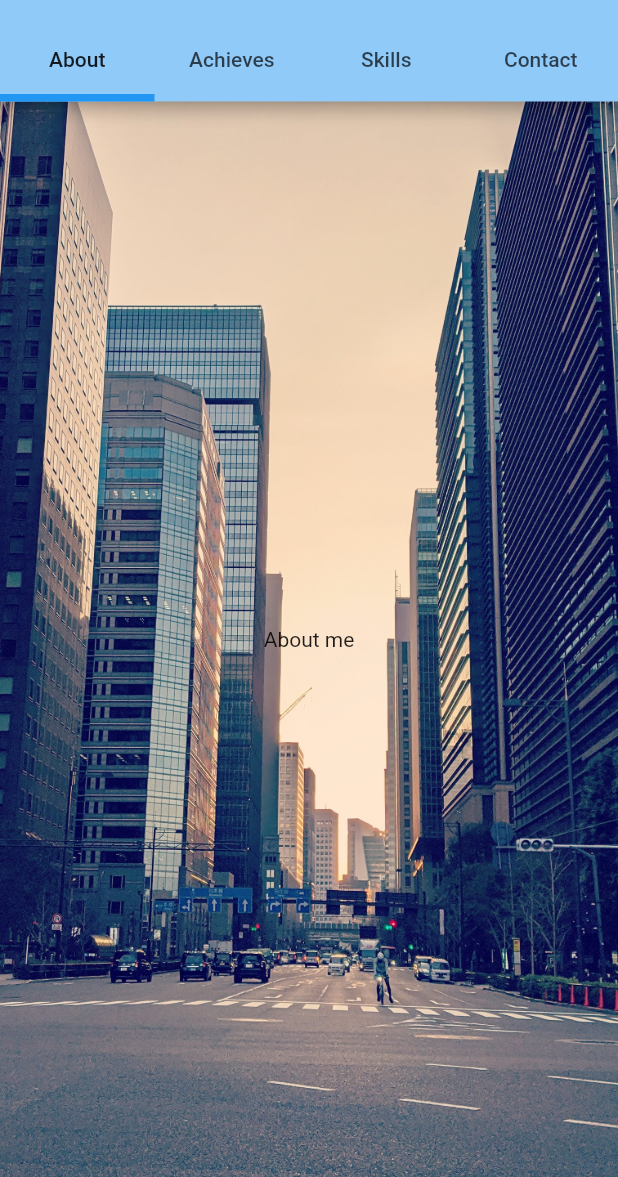
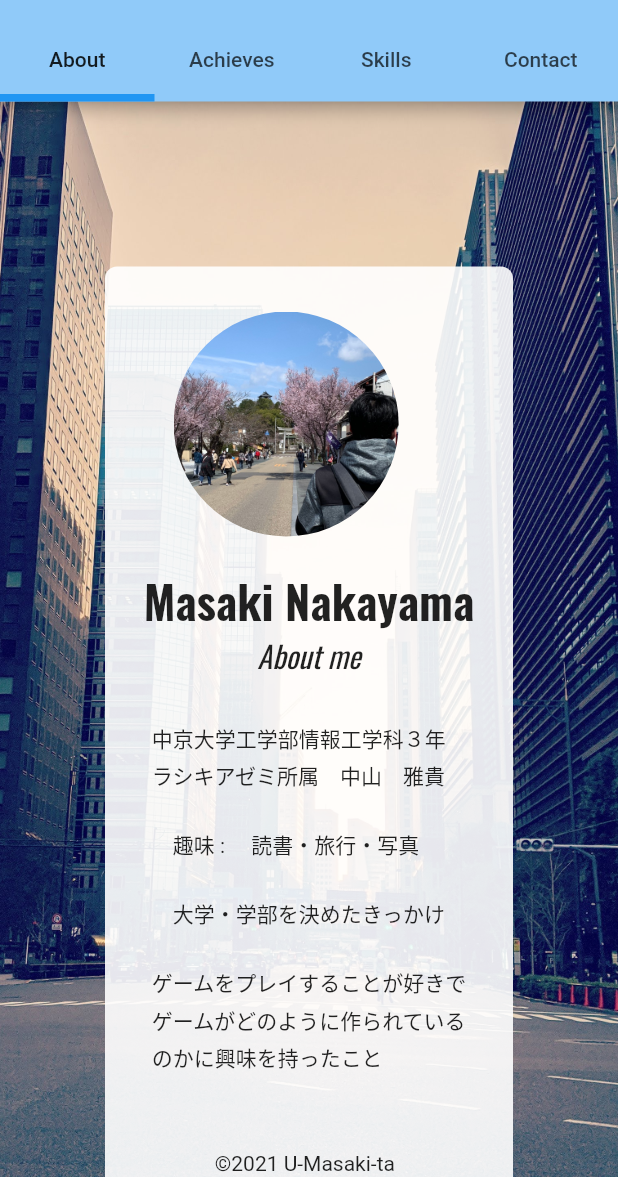
Before and after one commit to U-Masaki-ta/u-masaki-ta.github.io, a Flutter app: the screen it shows after launch, on a phone screen of 412 x 824 dp, the part 59-1236 px from its top. Run offline on Flutter 3.47's test engine with Material 2 defaults, Android fonts, the phone set to English and light mode, and no system bars; missing offline and left inert: dart:html.

Commit message:
update : add About Compornent

```diff
--- /dev/null
+++ b/lib/about.dart
@@ -0,0 +1,102 @@
+import 'package:flutter/material.dart';
+
+class AboutWidget extends StatefulWidget {
+  AboutWidget({Key key}) : super(key: key);
+
+  @override
+  AboutWidgetState createState() => AboutWidgetState();
+}
+
+class AboutWidgetState extends State<AboutWidget> {
+  @override
+  Widget build(BuildContext context) {
+    return (_createabout(context));
+  }
+
+  Container _createabout(BuildContext context) {
+    return Container(
+        margin: EdgeInsets.only(top: 40),
+        child: SingleChildScrollView(
+            child: Container(
+          margin: EdgeInsets.all(70.0),
+          decoration: BoxDecoration(
+              borderRadius: BorderRadius.circular(8.0),
+              color: Color.fromARGB(230, 255, 255, 255)),
+          child: Column(
+            crossAxisAlignment: CrossAxisAlignment.center,
+            children: <Widget>[
+              _profileArea(),
+              _textArea(),
+              _introArea(),
+            ],
+          ),
+        )));
+  }
+
+  Widget _profileArea() {
+    return Container(
+        child: Wrap(
+      direction: Axis.vertical,
+      spacing: 10,
+      runSpacing: 20,
+      children: <Widget>[
+        Expanded(
+          child: Container(
+            margin: EdgeInsets.fromLTRB(20, 30, 0, 10),
+            width: 150,
+            height: 150,
+            decoration: BoxDecoration(
+                shape: BoxShape.circle,
+                image: DecorationImage(
+                  fit: BoxFit.fill,
+                  image: AssetImage('assets/imgs/profile.jpg'),
+                )),
+          ),
+        ),
+        Expanded(
+          child: Container(
+            child: Center(
+              child: Text(
+                "Masaki Nakayama",
+                style: TextStyle(
+                  fontFamily: 'Oswald',
+                  fontSize: 30,
+                  fontWeight: FontWeight.bold,
+                ),
+              ),
+            ),
+          ),
+        )
+      ],
+    ));
+  }
+
+  Widget _textArea() {
+    return Text("About me",
+        style: TextStyle(
+          fontFamily: 'Oswald',
+          fontSize: 20,
+          fontStyle: FontStyle.italic,
+        ));
+  }
+
+  Widget _introArea() {
+    return Container(
+      padding: EdgeInsets.fromLTRB(0, 30, 0, 50),
+      child: Wrap(
+        direction: Axis.vertical,
+        spacing: 4,
+        children: <Widget>[
+          Text("中京大学工学部情報工学科３年"),
+          Text("ラシキアゼミ所属　中山　雅貴\n"),
+          Text("　趣味 : 　読書・旅行・写真　\n"),
+          Text("　大学・学部を決めたきっかけ\n"),
+          Text("ゲームをプレイすることが好きで"),
+          Text("ゲームがどのように作られている"),
+          Text("のかに興味を持ったこと\n\n\n"),
+          Text("　　　©2021 U-Masaki-ta　　　"),
+        ],
+      ),
+    );
+  }
+}
--- a/lib/main.dart
+++ b/lib/main.dart
@@ -1,6 +1,7 @@
 import 'dart:html';
 
 import 'package:flutter/material.dart';
+import 'package:flutter_portfolio/about.dart';
 
 void main() {
   runApp(MyApp());
@@ -19,14 +20,13 @@ class MyApp extends StatelessWidget {
       title: _title,
       theme: ThemeData(
         primaryColor: Colors.blue[200],
-        //Color.fromARGB(240, 100, 200, 255)
       ),
       home: Stack(
         children: <Widget>[
           Image(
+            width: double.infinity,
             height: double.infinity,
-            width: double.infinity,
-            image: AssetImage('assets/background.jpg'),
+            image: AssetImage('assets/imgs/background.jpg'),
             fit: BoxFit.cover,
           ),
           MyHomePage(),
@@ -46,7 +46,6 @@ class MyHomePage extends StatefulWidget {
 
 class _MyHomePageState extends State<MyHomePage> with TickerProviderStateMixin {
   TabController _tabController;
-
   @override
   void initState() {
     super.initState();
@@ -79,10 +78,8 @@ class _MyHomePageState extends State<MyHomePage> with TickerProviderStateMixin {
       ),
       body: TabBarView(
         controller: _tabController,
-        children: const <Widget>[
-          Center(
-            child: const Text("About me"),
-          ),
+        children: <Widget>[
+          AboutWidget(),
           Center(
             child: const Text("Achieves"),
           ),
```
Also changed, not shown: pubspec.yaml (+9 -2 lines), assets/fonts/Oswald-VariableFont_wght.ttf (added), assets/imgs/background.jpg (renamed from assets/background.jpg), assets/imgs/profile.jpg (added), 1 other file.
